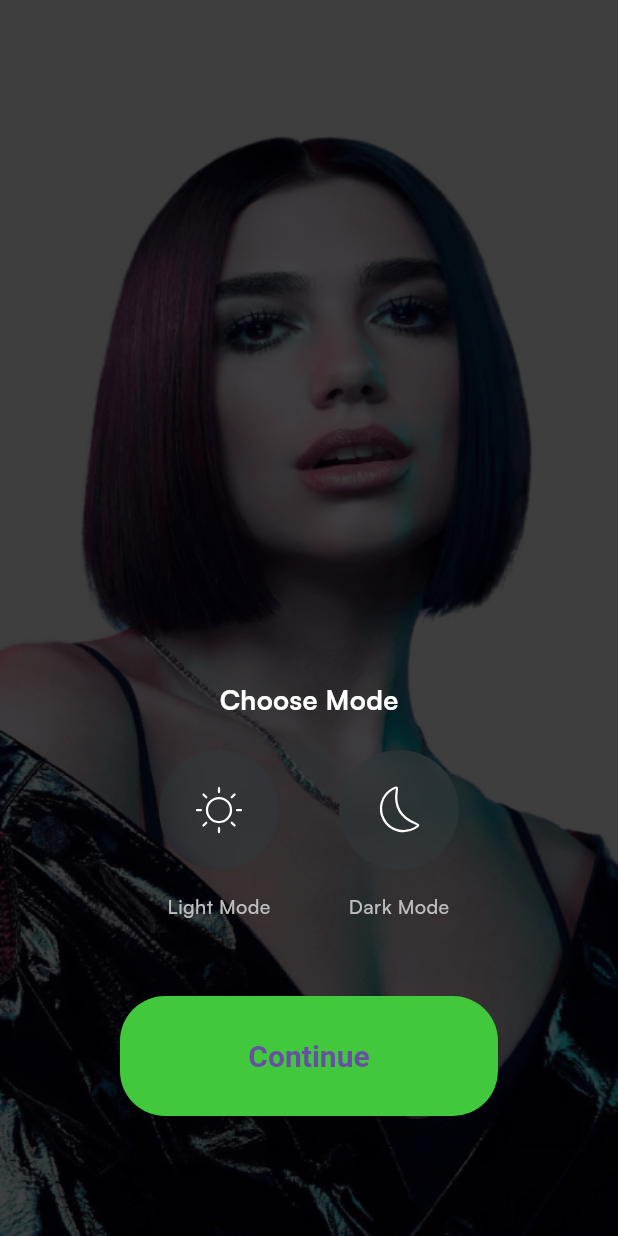
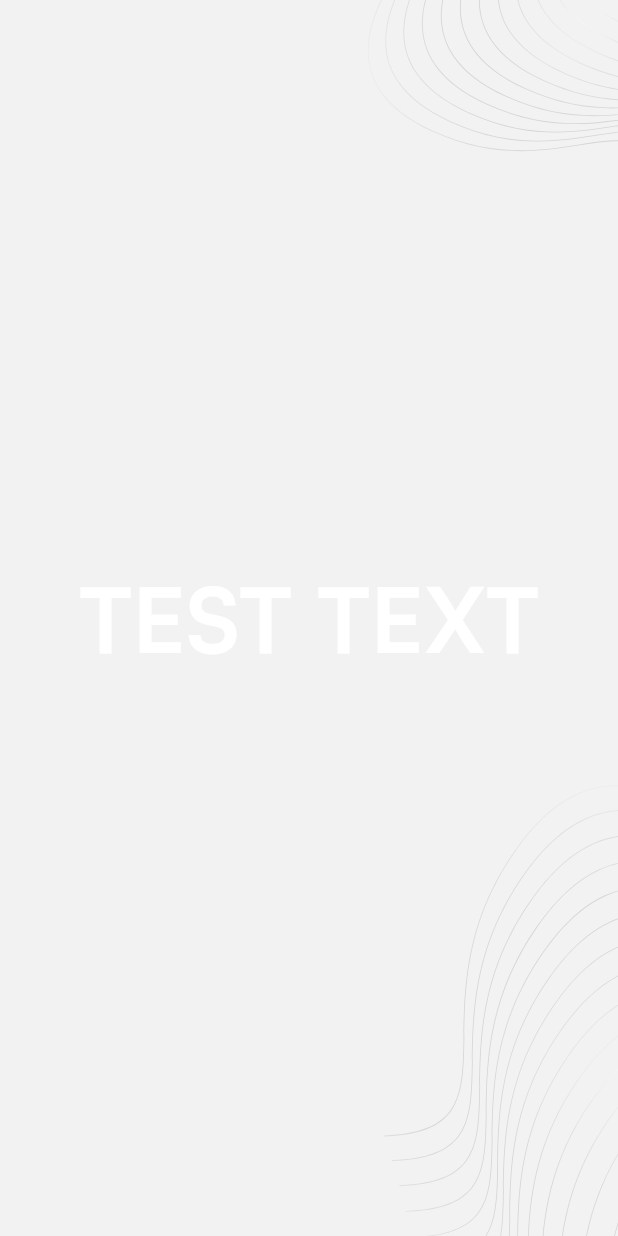
Before and after one commit to aarvexploit/Gronk, a Flutter app: the ChooseModePage screen opened directly, after a tap on "Continue", on a phone screen of 412 x 824 dp. Run offline on Flutter 3.47's test engine with Material 3 defaults, Android fonts, the phone set to English and light mode, and no system bars; our stand-ins replace flutter_bloc, flutter_svg, hydrated_bloc.

Commit message:
Started Authentication Page

```diff
--- a/lib/core/configs/assets/app_vectors.dart
+++ b/lib/core/configs/assets/app_vectors.dart
@@ -7,5 +7,7 @@ class AppVectors{
   static const String darklogo = '${basePath}darklogo$format';
   static const String sun = '${basePath}sun$format';
   static const String moon = '${basePath}moon$format';
+  static const String topPattern = '${basePath}top_pattern$format';
+  static const String bottomPattern = '${basePath}bottom_pattern$format';
 
 }
--- a/lib/core/configs/theme/app_colors.dart
+++ b/lib/core/configs/theme/app_colors.dart
@@ -3,7 +3,7 @@ import 'package:flutter/material.dart';
 
 class AppColors{
 
-  static const primary = Color(0xff42C83C);
+  static const primary = Color(0XFFFFFFFF);
   static const lightBackground = Color(0xffF2F2F2);
   static const darkBackground = Color(0xff0D0C0C);
   static const grey = Color(0xffBEBEBE);
--- a/lib/core/configs/theme/app_images.dart
+++ b/lib/core/configs/theme/app_images.dart
@@ -5,4 +5,6 @@ class AppImages{
   static const String introBG = '${basePath}intro_bg.png';
 
   static const String choosemodebg = '${basePath}choose_mode_bg.png';
+
+  static const String authBG = '${basePath}auth_bg.png';
 }
--- /dev/null
+++ b/lib/presentation/authentication/pages/signup_or_signin.dart
@@ -0,0 +1,39 @@
+import 'package:flutter/material.dart';
+import 'package:flutter_svg/flutter_svg.dart';
+import 'package:gronk/core/configs/assets/app_vectors.dart';
+
+class SignupOrSignin extends StatelessWidget {
+  const SignupOrSignin({super.key});
+
+  @override
+  Widget build(BuildContext context) {
+    return Scaffold(
+      body: Stack(
+        children: [
+          Align(
+            alignment: Alignment.topRight,
+            child: SvgPicture.asset(
+              AppVectors.topPattern
+            ),
+          ),
+          Align(
+            alignment: Alignment.bottomRight,
+            child: SvgPicture.asset(
+              AppVectors.bottomPattern
+            ),
+          ),
+          const Align(
+            alignment: Alignment.center,
+            child: Text(
+                    'TEST TEXT',
+                    style: TextStyle(
+                      fontWeight: FontWeight.bold,
+                      color: Colors.white,
+                      fontSize: 60
+                    ),
+                  ),)
+        ],
+      ),
+    );
+  }
+}
--- a/lib/presentation/choose_mode/pages/choose_mode.dart
+++ b/lib/presentation/choose_mode/pages/choose_mode.dart
@@ -10,6 +10,7 @@ import 'package:gronk/core/configs/theme/app_colors.dart';
 // import 'package:gronk/core/configs/assets/app_vectors.dart';
 // import 'package:gronk/core/configs/theme/app_colors.dart';
 import 'package:gronk/core/configs/theme/app_images.dart';
+import 'package:gronk/presentation/authentication/pages/signup_or_signin.dart';
 import 'package:gronk/presentation/choose_mode/bloc/theme_cubit.dart';
 
 
@@ -47,12 +48,14 @@ class ChooseModePage extends StatelessWidget {
             ),
             child: Column(
                 children: [
-                  // Align(
-                  //   alignment: Alignment.topCenter,
-                  //   child: SvgPicture.asset(
-                  //     AppVectors.darklogo
-                  //   ),
-                  // ),
+                  Align(
+                    alignment: Alignment.topCenter,
+                    child: SvgPicture.asset(
+                      AppVectors.darklogo,
+                      height: 196,
+                      width: 59,
+                    ),
+                  ),
                   const Spacer(),
                   const Text(
                     'Choose Mode',
@@ -145,7 +148,7 @@ class ChooseModePage extends StatelessWidget {
                       Navigator.push(
                         context,
                         MaterialPageRoute(
-                          builder: (BuildContext context) => const ChooseModePage()
+                          builder: (BuildContext context) => const SignupOrSignin()
                           )
                         );
                     },
```
Also changed, not shown: assets/vectors/spotify_logo.svg (deleted).
